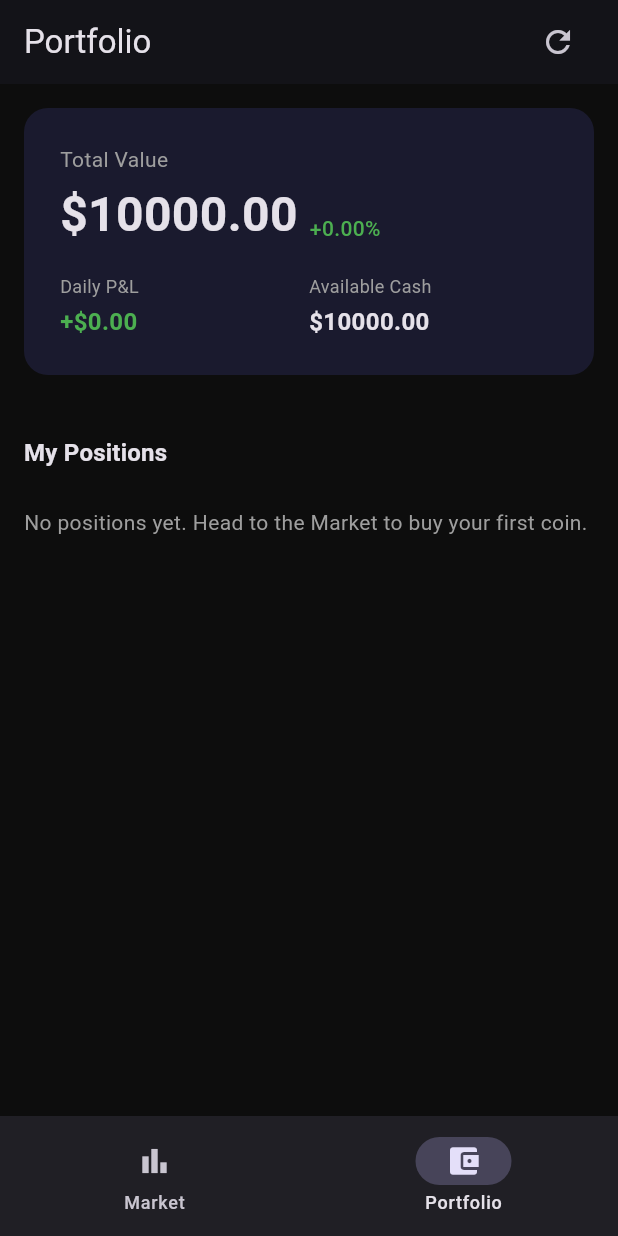
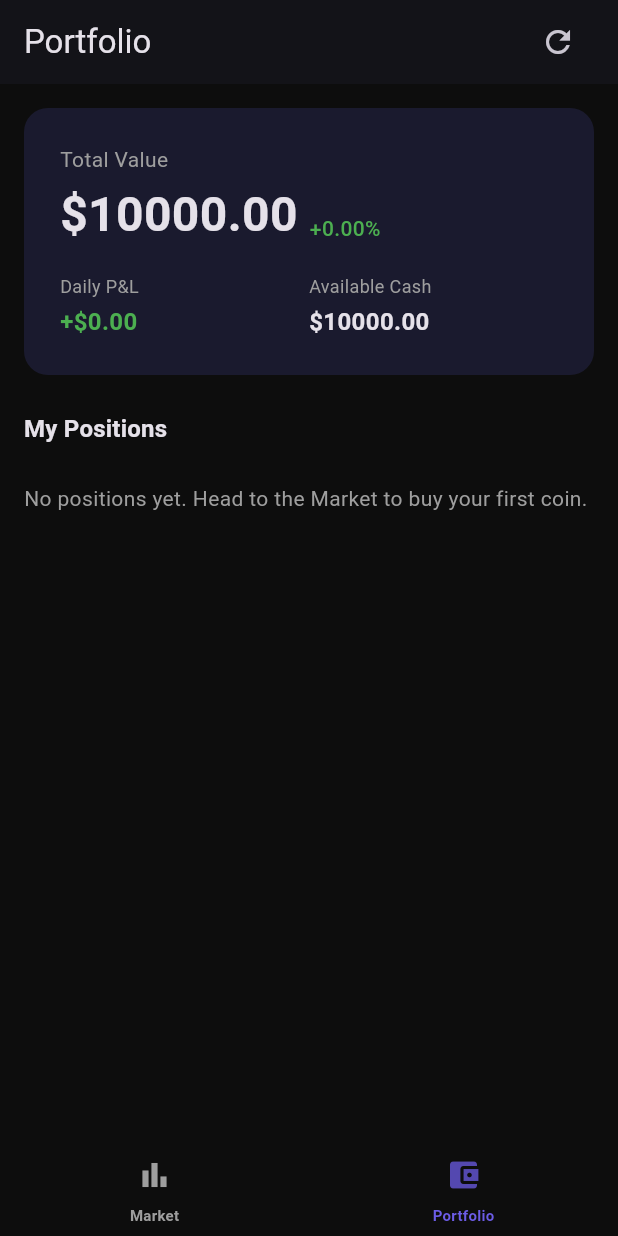
Before and after one commit to T3NTS/crypto-trader, a Flutter app: the screen it shows after launch, item 2 of the bottom bar chosen, on a phone screen of 412 x 824 dp. Run offline on Flutter 3.47's test engine with Material 3 defaults, Android fonts, the phone set to English and light mode, and no system bars; our stand-ins replace cached_network_image, dio, flutter_riverpod, hive_flutter; accounts and stored records are empty; network calls fail.

Commit message:
style: custom bottom navigation bar theme and minor UI polish

```diff
--- a/lib/app.dart
+++ b/lib/app.dart
@@ -17,6 +17,34 @@ class CryptoTraderApp extends StatelessWidget {
           brightness: Brightness.dark,
         ),
         scaffoldBackgroundColor: const Color(0xFF0D0D0D),
+        navigationBarTheme: NavigationBarThemeData(
+          height: 64,
+          backgroundColor: Colors.transparent,
+          indicatorColor: Colors.transparent,
+          overlayColor: WidgetStateProperty.all(Colors.transparent),
+          iconTheme: WidgetStateProperty.resolveWith((states) {
+            if (states.contains(WidgetState.selected)) {
+              return IconThemeData(color: Color(0xFF6C5CE7).withOpacity(0.75));
+            }
+            return const IconThemeData(color: Colors.grey);
+          }),
+          labelTextStyle: WidgetStateProperty.resolveWith((states) {
+            if (states.contains(WidgetState.selected)) {
+              return TextStyle(
+                color: Color(0xFF6C5CE7),
+                fontSize: 10,
+                fontWeight: FontWeight.w600,
+                letterSpacing: 0.2,
+              );
+            }
+            return const TextStyle(
+              color: Colors.grey,
+              fontSize: 10,
+              fontWeight: FontWeight.w600,
+              letterSpacing: 0.2,
+            );
+          }),
+        ),
       ),
       home: const MainScreen(),
     );
--- a/lib/screens/market/market_screen.dart
+++ b/lib/screens/market/market_screen.dart
@@ -57,7 +57,7 @@ class _MarketScreenState extends ConsumerState<MarketScreen> {
                 ref.read(marketProvider.notifier).updateSearch(query);
               },
               decoration: InputDecoration(
-                hintText: 'Search coins...',
+                hintText: 'Search',
                 prefixIcon: const Icon(Icons.search),
                 border: OutlineInputBorder(
                   borderRadius: BorderRadius.circular(12),
--- a/lib/screens/portfolio/portfolio_screen.dart
+++ b/lib/screens/portfolio/portfolio_screen.dart
@@ -57,7 +57,7 @@ class PortfolioScreen extends ConsumerWidget {
           ),
           SliverToBoxAdapter(
             child: Padding(
-              padding: const EdgeInsets.fromLTRB(16, 24, 16, 8),
+              padding: const EdgeInsets.fromLTRB(16, 8, 16, 8),
               child: Text(
                 'My Positions',
                 style: Theme.of(
```
Also changed, not shown: lib/widgets/coin_tile.dart (+7 -4 lines), lib/widgets/holding_tile.dart (+8 -5 lines).
